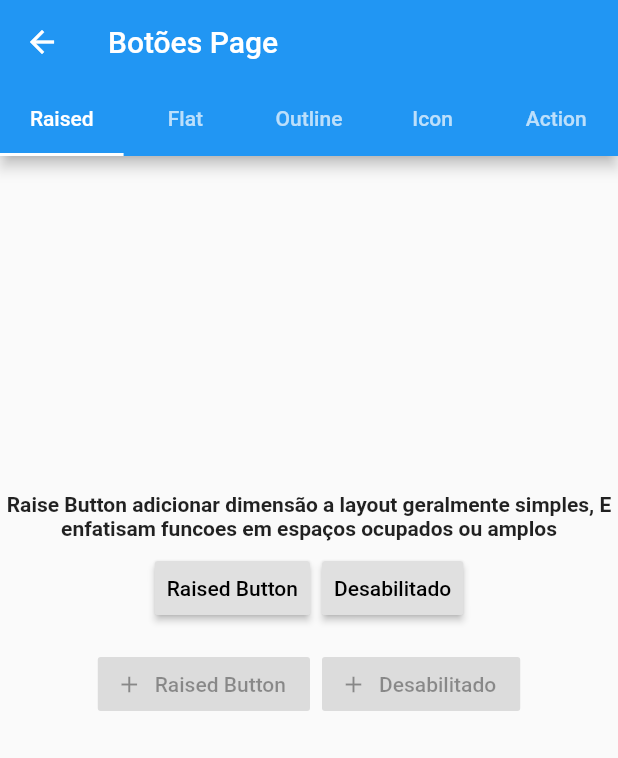
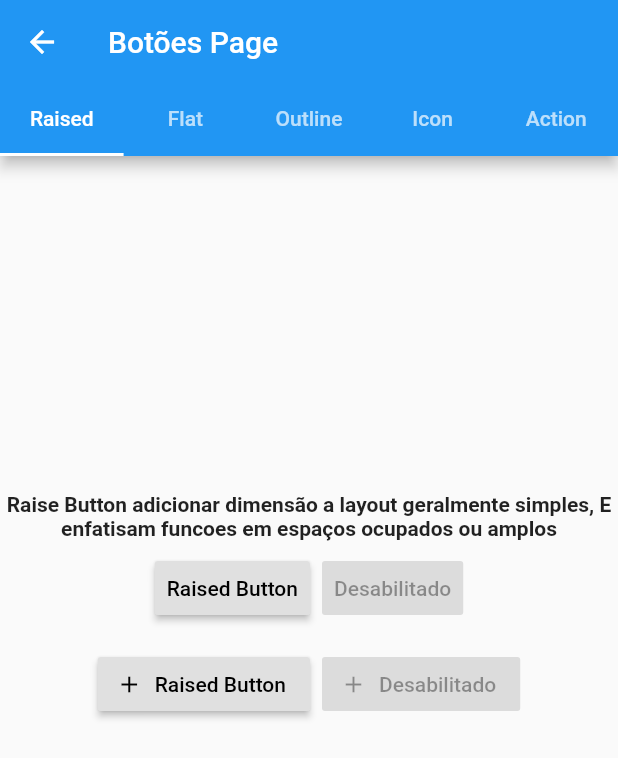
Before and after one commit to dosouza/jds_app, a Flutter app: the screen it shows after launch, in the side drawer, after a tap on "Botões", on a phone screen of 412 x 824 dp. Shown: the top 758 px of the screen. Run offline on Flutter 3.47's test engine with Material 2 defaults, Android fonts, the phone set to English and light mode, and no system bars; missing offline and left inert: dart:ffi; network calls fail.

Commit message:
Retirada a instrucao new dos comandos - nao precisa mais

```diff
--- a/lib/botoes_page.dart
+++ b/lib/botoes_page.dart
@@ -4,7 +4,7 @@ import 'package:flutter/material.dart';
 
 class BotoesPage extends StatefulWidget {
   @override
-  _BotoesPageState createState() => new _BotoesPageState();
+  _BotoesPageState createState() =>  _BotoesPageState();
 }
 
 class _BotoesPageState extends State<BotoesPage> {
@@ -14,33 +14,33 @@ class _BotoesPageState extends State<BotoesPage> {
     final ButtonThemeData buttonTheme = ButtonTheme.of(context).copyWith(
       shape: _buttonShape
     );
-    return new Scaffold(
-      body: new DefaultTabController(
+    return Scaffold(
+      body: DefaultTabController(
           length: 5,
           child: Scaffold(
-            appBar: new AppBar(
-              bottom: new TabBar(
+            appBar:  AppBar(
+              bottom:  TabBar(
                   tabs: [
-                    new Tab(text: 'Raised'),
-                    new Tab(text: 'Flat'),
-                    new Tab(text: 'Outline'),
-                    new Tab(text: 'Icon'),
-                    new Tab(text: 'Action')
+                     Tab(text: 'Raised'),
+                     Tab(text: 'Flat'),
+                     Tab(text: 'Outline'),
+                     Tab(text: 'Icon'),
+                     Tab(text: 'Action')
                   ]),
-              title: new Text('Botões Page')
+              title:  Text('Botões Page')
             ),
-            body: new TabBarView(children: [
-              new ButtonTheme.fromButtonThemeData(
+            body:  TabBarView(children: [
+               ButtonTheme.fromButtonThemeData(
                   data: buttonTheme,
                   child: buildRaiseButton('Raise Button adicionar dimensão a layout geralmente simples, E enfatisam funcoes em espaços ocupados ou amplos')
               ),
-              new ButtonTheme.fromButtonThemeData(
+               ButtonTheme.fromButtonThemeData(
                 data: buttonTheme,
                 child: buildFlatButton('Flat Buttom é um botão mais "clean". Recomendado para utilizar em barras de ferramentas e nas caixas de dialogos')
               ),
-              new Text('Outline'),
-              new Text('Icon'),
-              new Text('Action')
+               Text('Outline'),
+               Text('Icon'),
+               Text('Action')
             ])
           )
       ),
@@ -50,41 +50,36 @@ class _BotoesPageState extends State<BotoesPage> {
 
 Widget buildRaiseButton(title) {
   return
-      new Align(
+       Align(
         alignment: const Alignment(0.0, -0.2),
-        child: new Column(
+        child:  Column(
           mainAxisSize: MainAxisSize.min,
           children: <Widget>[
-            new Text(title,
+             Text(title,
                       textAlign: TextAlign.center,
-                      style: new TextStyle(fontWeight: FontWeight.bold),
+                      style:  TextStyle(fontWeight: FontWeight.bold),
             ),
-            new ButtonBar(
+             ButtonBar(
               mainAxisSize: MainAxisSize.min,
               children: <Widget>[
-                new RaisedButton(
+                 RaisedButton(
                   child: const Text('Raised Button'),
-                  onPressed: () {
-
-                  },
+                  onPressed: () {},
                 ),
-                new RaisedButton(
+                 RaisedButton(
                     child: const Text('Desabilitado'),
-                    onPressed: () {
-
-                    },
                 )
               ],
             ),
-            new ButtonBar(
+             ButtonBar(
               mainAxisSize: MainAxisSize.min,
               children: <Widget>[
-                new RaisedButton.icon(
+                 RaisedButton.icon(
                     icon: const Icon(Icons.add, size: 18.0),
                     label: const Text('Raised Button'),
-                  onPressed: null,
+                  onPressed: () {},
                 ),
-                new RaisedButton.icon(
+                 RaisedButton.icon(
                     icon: const Icon(Icons.add, size: 18.0),
                     label: const Text('Desabilitado'),
                   onPressed: null,
```
